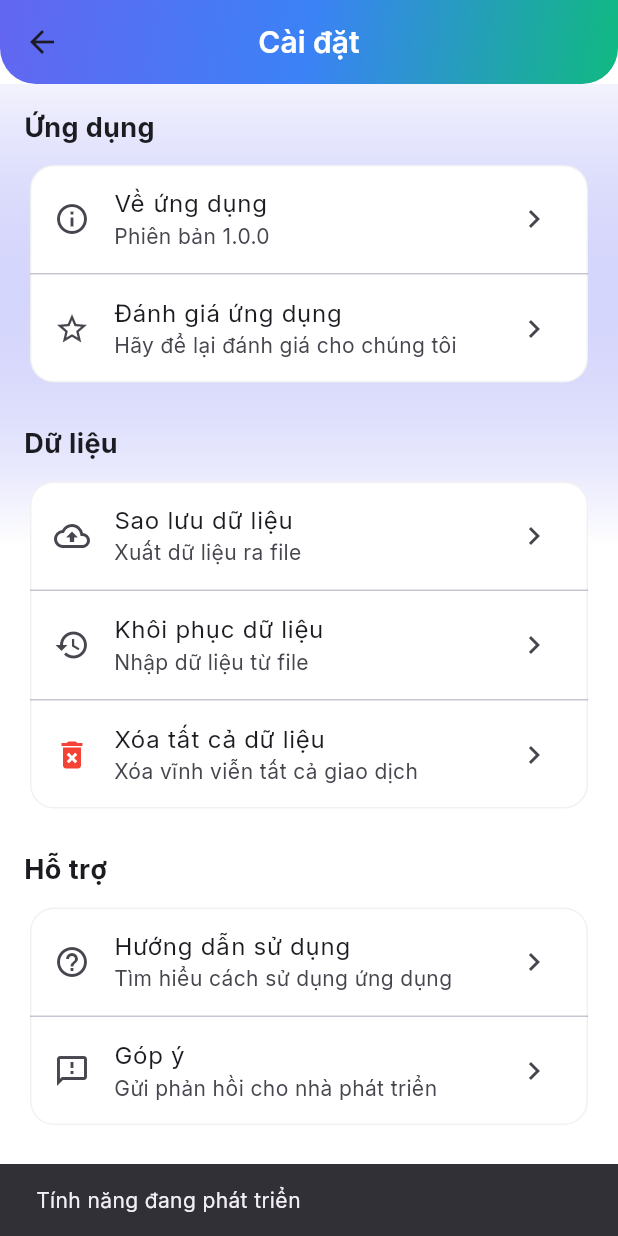
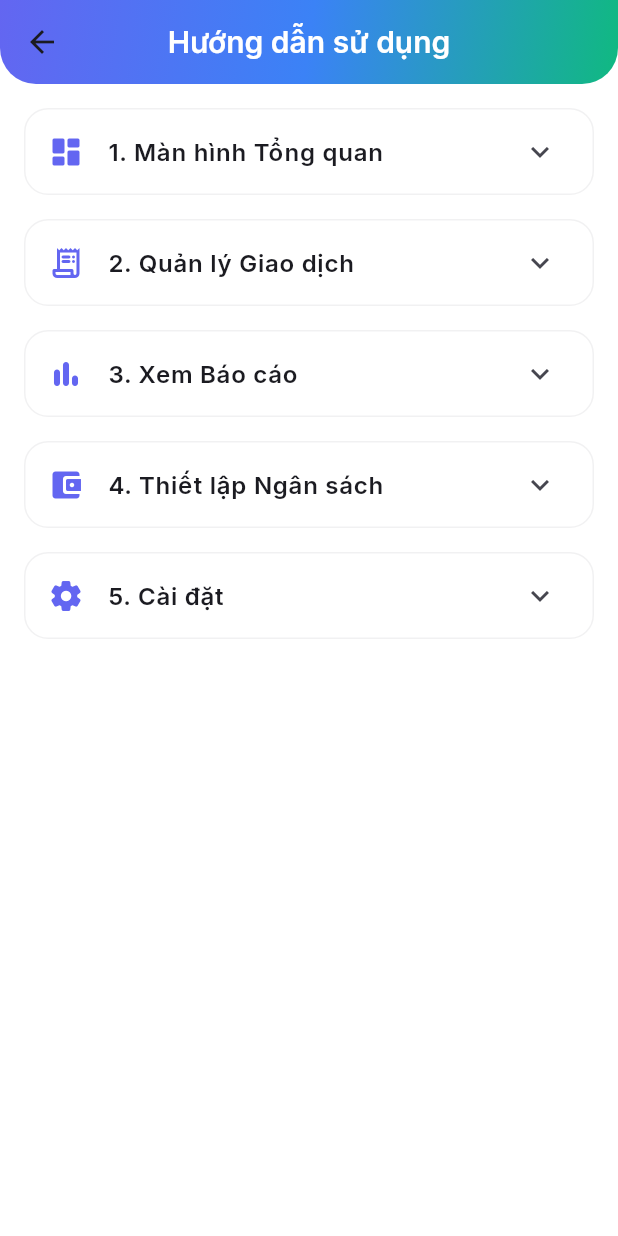
Before and after one commit to Minhkl27/finance_manage, a Flutter app: the SettingsScreen screen opened directly, after a tap on "Hướng dẫn sử dụng", on a phone screen of 412 x 824 dp. Run offline on Flutter 3.47's test engine with Material 3 defaults, Android fonts, the phone set to English and light mode, and no system bars; our stand-ins replace google_fonts, shared_preferences; accounts and stored records are empty.

Commit message:
thêm chức năng hướng dẫn sử dụng

```diff
--- a/lib/features/settings/settings_screen.dart
+++ b/lib/features/settings/settings_screen.dart
@@ -4,6 +4,7 @@ import 'package:google_fonts/google_fonts.dart';
 import '../../data/providers/budget_provider.dart';
 import '../../data/providers/transaction_provider.dart';
 import '../../core/constants/app_constants.dart';
+import 'user_guide_screen.dart';
 
 class SettingsScreen extends StatefulWidget {
   const SettingsScreen({super.key});
@@ -230,6 +231,64 @@ class _SettingsScreenState extends State<SettingsScreen> {
                     title: const Text('Hướng dẫn sử dụng'),
                     subtitle: const Text('Tìm hiểu cách sử dụng ứng dụng'),
                     trailing: const Icon(Icons.chevron_right),
+                    onTap: () => Navigator.of(context).push(
+                      MaterialPageRoute(
+                        builder: (context) => const UserGuideScreen(),
+                      ),
+                    ),
+                  ),
+                  const Divider(height: 1),
+                  ListTile(
+                    leading: const Icon(Icons.question_answer_outlined),
+                    title: const Text('FAQs'),
+                    subtitle: const Text('Câu hỏi thường gặp'),
+                    trailing: const Icon(Icons.chevron_right),
+                    onTap: () {
+                      ScaffoldMessenger.of(context).showSnackBar(
+                        const SnackBar(
+                          content: Text('Tính năng đang phát triển'),
+                        ),
+                      );
+                    },
+                  ),
+                  const Divider(height: 1),
+                  ListTile(
+                    leading: const Icon(Icons.contact_mail_outlined),
+                    title: const Text('Liên hệ'),
+                    subtitle: const Text('Liên hệ với chúng tôi'),
+                    trailing: const Icon(Icons.chevron_right),
+                    onTap: () {
+                      ScaffoldMessenger.of(context).showSnackBar(
+                        const SnackBar(
+                          content: Text('Tính năng đang phát triển'),
+                        ),
+                      );
+                    },
+                  ),
+                  const Divider(height: 1),
+                  ListTile(
+                    leading: const Icon(Icons.description_outlined),
+                    title: const Text('Điều khoản dịch vụ'),
+                    subtitle: const Text(
+                      'Đọc điều khoản dịch vụ của chúng tôi',
+                    ),
+                    trailing: const Icon(Icons.chevron_right),
+                    onTap: () {
+                      ScaffoldMessenger.of(context).showSnackBar(
+                        const SnackBar(
+                          content: Text('Tính năng đang phát triển'),
+                        ),
+                      );
+                    },
+                  ),
+                  const Divider(height: 1),
+                  ListTile(
+                    leading: const Icon(Icons.privacy_tip_outlined),
+                    title: const Text('Chính sách bảo mật'),
+                    subtitle: const Text(
+                      'Đọc chính sách bảo mật của chúng tôi',
+                    ),
+                    trailing: const Icon(Icons.chevron_right),
                     onTap: () {
                       ScaffoldMessenger.of(context).showSnackBar(
                         const SnackBar(
--- /dev/null
+++ b/lib/features/settings/user_guide_screen.dart
@@ -0,0 +1,124 @@
+import 'package:flutter/material.dart';
+import 'package:google_fonts/google_fonts.dart';
+
+class UserGuideScreen extends StatelessWidget {
+  const UserGuideScreen({super.key});
+
+  @override
+  Widget build(BuildContext context) {
+    return Scaffold(
+      appBar: AppBar(
+        title: Text(
+          'Hướng dẫn sử dụng',
+          style: GoogleFonts.inter(
+            fontSize: 20,
+            fontWeight: FontWeight.w600,
+            color: Colors.white,
+          ),
+        ),
+        backgroundColor: Colors.transparent,
+        elevation: 0,
+        flexibleSpace: Container(
+          decoration: const BoxDecoration(
+            gradient: LinearGradient(
+              colors: [Color(0xFF6366F1), Color(0xFF3B82F6), Color(0xFF10B981)],
+              begin: Alignment.topLeft,
+              end: Alignment.bottomRight,
+            ),
+            borderRadius: BorderRadius.only(
+              bottomLeft: Radius.circular(24),
+              bottomRight: Radius.circular(24),
+            ),
+          ),
+        ),
+      ),
+      body: ListView(
+        padding: const EdgeInsets.all(16.0),
+        children: const [
+          _GuideSection(
+            icon: Icons.dashboard_rounded,
+            title: '1. Màn hình Tổng quan',
+            content:
+                'Đây là nơi bạn có cái nhìn tổng thể về tình hình tài chính của mình.\n\n'
+                '• Hiển thị số dư hiện tại.\n'
+                '• Thống kê tổng thu nhập và chi tiêu trong tháng.\n'
+                '• Liệt kê 5 giao dịch gần đây nhất.',
+          ),
+          _GuideSection(
+            icon: Icons.receipt_long_rounded,
+            title: '2. Quản lý Giao dịch',
+            content:
+                'Ghi chép lại mọi khoản thu chi của bạn.\n\n'
+                '• Nhấn vào nút (+) ở màn hình Giao dịch để thêm một giao dịch mới (thu nhập hoặc chi tiêu).\n'
+                '• Nhấn vào một giao dịch để chỉnh sửa thông tin.\n'
+                '• Trượt giao dịch sang trái để xóa.\n'
+                '• Sử dụng bộ lọc để xem giao dịch theo tháng hoặc theo loại (thu/chi).',
+          ),
+          _GuideSection(
+            icon: Icons.bar_chart_rounded,
+            title: '3. Xem Báo cáo',
+            content:
+                'Phân tích tình hình tài chính của bạn theo từng tháng.\n\n'
+                '• Xem biểu đồ tròn phân tích tỷ lệ thu nhập và chi tiêu.\n'
+                '• Thống kê tổng thu, tổng chi và số dư của tháng được chọn.\n'
+                '• Đếm số lượng giao dịch thu/chi trong tháng.',
+          ),
+          _GuideSection(
+            icon: Icons.account_balance_wallet_rounded,
+            title: '4. Thiết lập Ngân sách',
+            content:
+                'Đặt ra giới hạn chi tiêu cho từng danh mục để quản lý tài chính hiệu quả hơn.\n\n'
+                '• Nhấn vào nút (+) ở màn hình Ngân sách để tạo một ngân sách mới cho một danh mục cụ thể trong tháng.\n'
+                '• Ứng dụng sẽ theo dõi chi tiêu của bạn so với ngân sách đã đặt và hiển thị tiến độ.',
+          ),
+          _GuideSection(
+            icon: Icons.settings_rounded,
+            title: '5. Cài đặt',
+            content:
+                'Tùy chỉnh và quản lý dữ liệu ứng dụng.\n\n'
+                '• Xem thông tin về ứng dụng.\n'
+                '• Xóa tất cả dữ liệu (giao dịch và ngân sách). Lưu ý: Hành động này không thể hoàn tác.',
+          ),
+        ],
+      ),
+    );
+  }
+}
+
+class _GuideSection extends StatelessWidget {
+  final IconData icon;
+  final String title;
+  final String content;
+
+  const _GuideSection({
+    required this.icon,
+    required this.title,
+    required this.content,
+  });
+
+  @override
+  Widget build(BuildContext context) {
+    return Card(
+      margin: const EdgeInsets.only(bottom: 16),
+      child: ExpansionTile(
+        leading: Icon(icon, color: Theme.of(context).colorScheme.primary),
+        title: Text(
+          title,
+          style: GoogleFonts.inter(fontWeight: FontWeight.w600, fontSize: 16),
+        ),
+        children: [
+          Padding(
+            padding: const EdgeInsets.fromLTRB(16, 0, 16, 16),
+            child: Text(
+              content,
+              style: TextStyle(
+                color: Theme.of(context).colorScheme.onSurfaceVariant,
+                height: 1.5,
+              ),
+            ),
+          ),
+        ],
+      ),
+    );
+  }
+}
```
